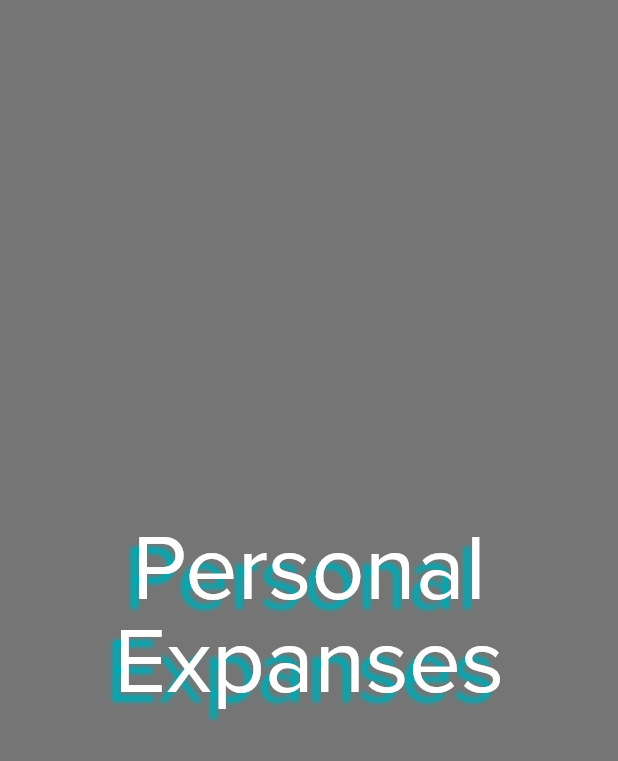
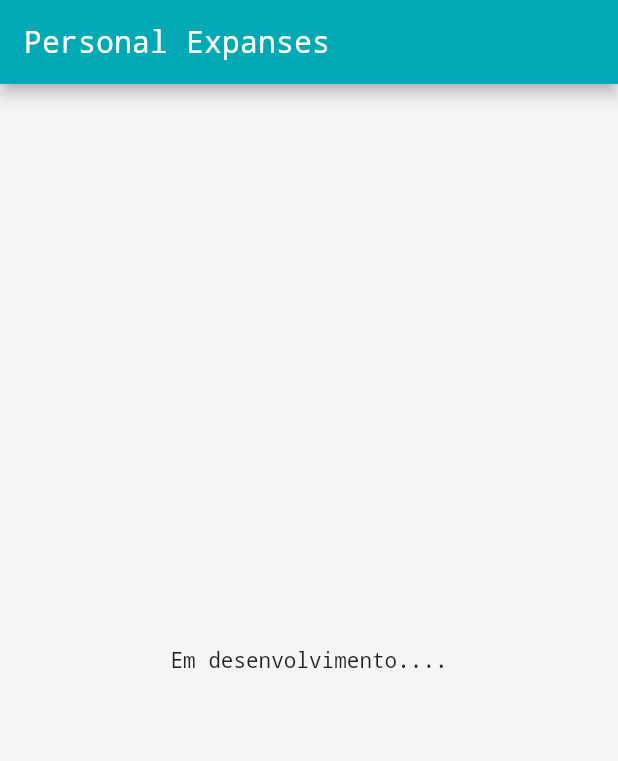
Before and after one commit to guilhermebernava/personal_expanses, a Flutter app: the screen it shows after launch, on a phone screen of 412 x 824 dp. Shown: the top 761 px of the screen. Run offline on Flutter 3.47's test engine with Material 2 defaults, Android fonts, the phone set to English and light mode, and no system bars; our stand-ins replace animated_text_kit, sqflite; accounts and stored records are empty.

Commit message:
criado rotas iniciais COM BUG

```diff
--- a/lib/app.dart
+++ b/lib/app.dart
@@ -1,5 +1,9 @@
 import 'package:flutter/material.dart';
-import 'package:personal_expanses/pages/splash.dart';
+import 'package:personal_expanses/pages/home/home.dart';
+import 'package:personal_expanses/pages/splash/splash.dart';
+import 'package:personal_expanses/themes/colors/app_colors.dart';
+import 'package:personal_expanses/themes/colors/theme_colors.dart';
+import 'package:personal_expanses/themes/fonts/fonts.dart';
 
 class App extends StatelessWidget {
   const App({Key? key}) : super(key: key);
@@ -10,11 +14,16 @@ class App extends StatelessWidget {
     return MaterialApp(
       title: 'My Expanses',
       theme: ThemeData(
-        primarySwatch: Colors.blue,
+        fontFamily: Fonts.monospace,
+        primarySwatch:
+            const MaterialColor(ThemeColors.color, ThemeColors.colors),
+        backgroundColor: AppColors.white,
+        scaffoldBackgroundColor: AppColors.white,
       ),
       initialRoute: "/splash",
       routes: {
         "/splash": (context) => const Splash(),
+        "/home": (context) => const Home(),
       },
     );
   }
--- /dev/null
+++ b/lib/pages/home/home.dart
@@ -0,0 +1,17 @@
+import 'package:flutter/material.dart';
+
+class Home extends StatelessWidget {
+  const Home({Key? key}) : super(key: key);
+
+  @override
+  Widget build(BuildContext context) {
+    return Scaffold(
+      appBar: AppBar(
+        title: const Text("Personal Expanses"),
+      ),
+      body: const Center(
+        child: Text("Em desenvolvimento...."),
+      ),
+    );
+  }
+}
--- a/lib/pages/splash.dart
+++ b/lib/pages/splash/splash.dart
@@ -1,5 +1,6 @@
 import 'package:animated_text_kit/animated_text_kit.dart';
 import 'package:flutter/material.dart';
+import 'package:personal_expanses/pages/splash/splash_controller.dart';
 import 'package:personal_expanses/themes/TextStyles/text_styles.dart';
 import 'package:personal_expanses/widgets/opacity_show.dart';
 import 'package:personal_expanses/widgets/show_up.dart';
@@ -15,14 +16,21 @@ class _SplashState extends State<Splash> {
   bool visible = false;
 
   @override
+  void dispose() {
+    super.dispose();
+  }
+
+  @override
   Widget build(BuildContext context) {
+    SplashController.redirectOnAnimationEnd(context);
+
     return Scaffold(
       backgroundColor: Colors.black54,
       body: Center(
         child: visible
             ? Builder(
                 builder: (context) => const ShowUp(
-                  delay: 600,
+                  delay: 100,
                   child: OpacityShow(
                     child: Text(
                       'Personal Expanses',
@@ -34,15 +42,14 @@ class _SplashState extends State<Splash> {
               )
             : AnimatedTextKit(
                 repeatForever: false,
-                totalRepeatCount: 3,
-                pause: const Duration(milliseconds: 500),
+                totalRepeatCount: 2,
+                pause: const Duration(milliseconds: 100),
                 animatedTexts: [
-                  ScaleAnimatedText(
-                    'Personal Expanses',
-                    scalingFactor: 0.35,
-                    textStyle: TextStyles.splashTitle,
-                    textAlign: TextAlign.center,
-                  ),
+                  ScaleAnimatedText('Personal Expanses',
+                      scalingFactor: 0.35,
+                      textStyle: TextStyles.splashTitle,
+                      textAlign: TextAlign.center,
+                      duration: const Duration(milliseconds: 1200)),
                 ],
                 onFinished: () {
                   setState(() {
--- a/lib/themes/colors/app_colors.dart
+++ b/lib/themes/colors/app_colors.dart
@@ -3,4 +3,10 @@ import 'package:flutter/material.dart';
 class AppColors {
   static const orange = Color(0xFFFE6601);
   static const orangeContrast = Color(0xff00A9B3);
+  static const white = Color(0xffF5F5F5);
+  static const gradient = LinearGradient(
+    colors: [Color(0xff00bcd4), Color(0xff47a44b)],
+    begin: Alignment.topLeft,
+    end: Alignment.bottomRight,
+  );
 }
--- /dev/null
+++ b/lib/themes/colors/theme_colors.dart
@@ -0,0 +1,18 @@
+import 'package:flutter/material.dart';
+
+class ThemeColors {
+  static const color = 0xff00A9B3;
+
+  static const Map<int, Color> colors = {
+    50: Color.fromRGBO(0, 169, 179, 0.098),
+    100: Color.fromRGBO(0, 169, 179, .2),
+    200: Color.fromRGBO(0, 169, 179, .3),
+    300: Color.fromRGBO(0, 169, 179, .4),
+    400: Color.fromRGBO(0, 169, 179, .5),
+    500: Color.fromRGBO(0, 169, 179, .6),
+    600: Color.fromRGBO(0, 169, 179, .7),
+    700: Color.fromRGBO(0, 169, 179, .8),
+    800: Color.fromRGBO(0, 169, 179, .9),
+    900: Color.fromRGBO(0, 169, 179, 1),
+  };
+}
--- a/lib/themes/fonts/fonts.dart
+++ b/lib/themes/fonts/fonts.dart
@@ -1,3 +1,4 @@
 class Fonts {
   static const proximaNova = "ProximaNova";
+  static const monospace = "Monospace";
 }
--- a/pubspec.yaml
+++ b/pubspec.yaml
@@ -34,6 +34,8 @@ dependencies:
   # The following adds the Cupertino Icons font to your application.
   # Use with the CupertinoIcons class for iOS style icons.
   cupertino_icons: ^1.0.2
+  sqflite: ^2.0.2+1
+  path:
   animated_text_kit:
 
 dev_dependencies:
@@ -62,3 +64,6 @@ flutter:
     - family: ProximaNova
       fonts:
         - asset: assets/fonts/ProximaNovaFont.otf
+    - family: Monospace
+      fonts:
+        - asset: assets/fonts/monospace.bold.ttf
```
Also changed, not shown: lib/database/daos/transaction_dao.dart (added, +52 -0 lines), lib/database/database.dart (added, +16 -0 lines), lib/models/transaction.dart (added, +31 -0 lines), lib/pages/splash/splash_controller.dart (added, +10 -0 lines), lib/services/route_services.dart (added, +21 -0 lines), assets/fonts/monospace.bold.ttf (added), pubspec.lock, 10 other files.
